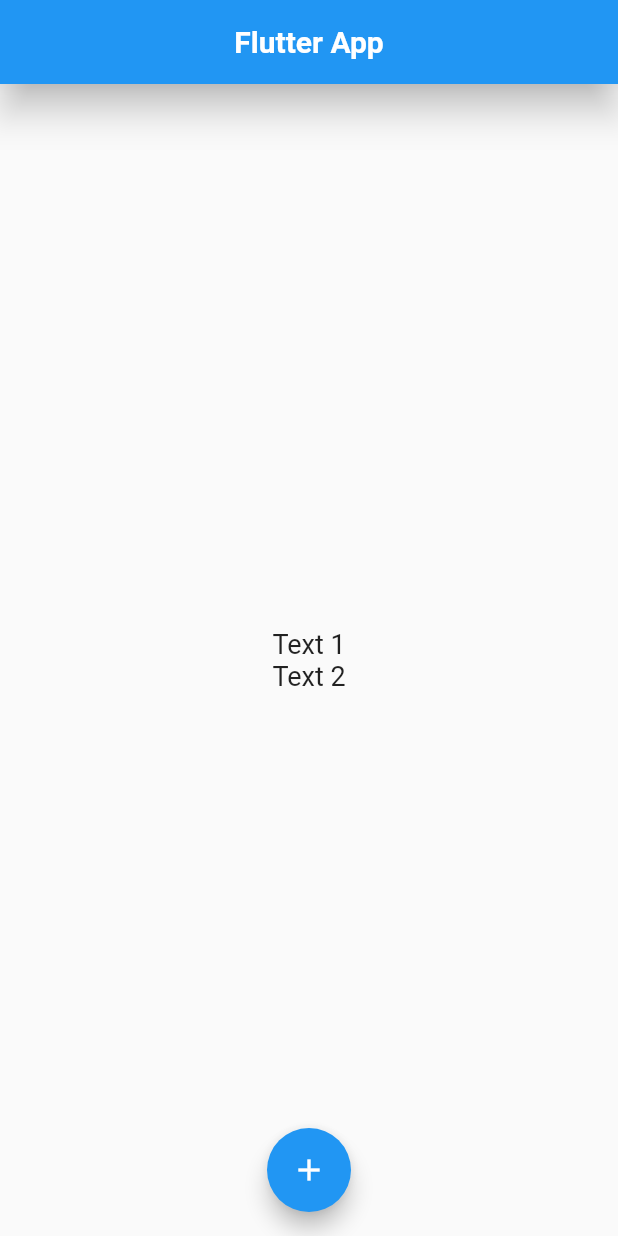
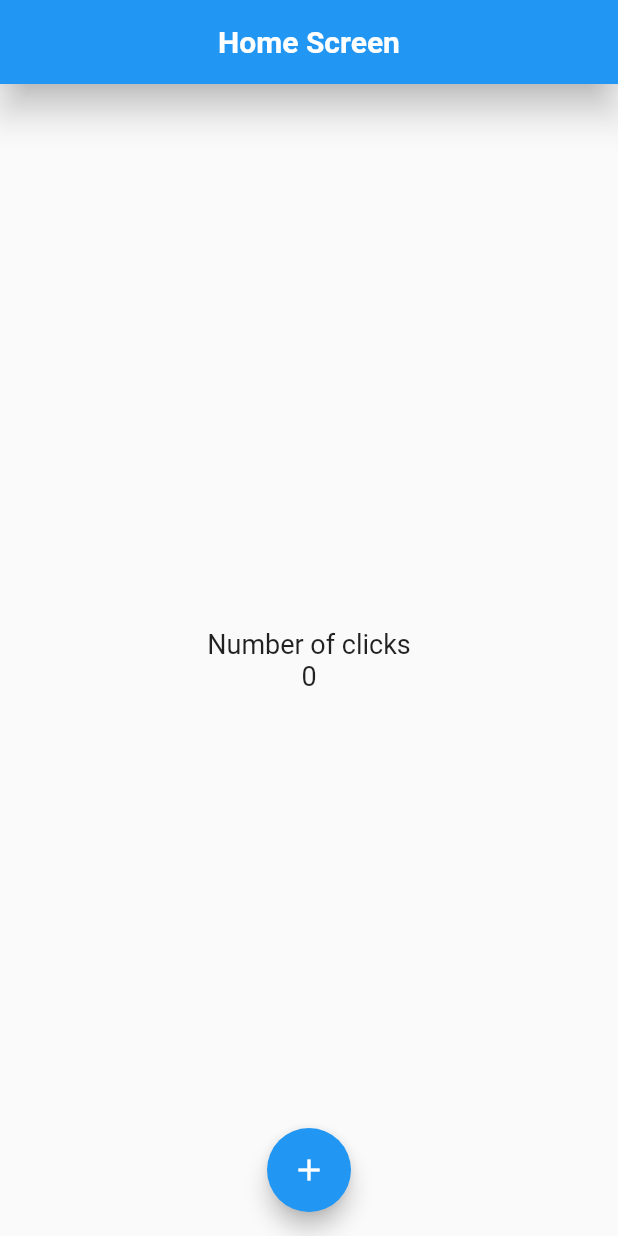
Before and after one commit to francopagnotta/Flutter_Counter, a Flutter app: the screen it shows after launch, after a tap on the "add" icon, on a phone screen of 412 x 824 dp. Run offline on Flutter 3.47's test engine with Material 2 defaults, Android fonts, the phone set to English and light mode, and no system bars.

Commit message:
add: add counter screen

```diff
--- a/lib/screens/home_screen.dart
+++ b/lib/screens/home_screen.dart
@@ -8,11 +8,12 @@ class HomeScreen extends StatelessWidget {
   @override
   Widget build(BuildContext context) {
     const TextStyle fontSize = TextStyle(fontSize: 18);
+    int counter = 0;
 
     return Scaffold(
       appBar: AppBar(
         title: const Text(
-          'Flutter App',
+          'Home Screen',
           textAlign: TextAlign.center,
           style: TextStyle(fontWeight: FontWeight.bold),
         ),
@@ -22,25 +23,28 @@ class HomeScreen extends StatelessWidget {
       body: Center(
         child: Column(
           mainAxisAlignment: MainAxisAlignment.center,
-          children: const <Widget>[
-            Text(
-              'Text 1',
+          children: <Widget>[
+            const Text(
+              'Number of clicks',
               style: fontSize,
             ),
             Text(
-              'Text 2',
+              counter.toString(),
               style: fontSize,
             ),
           ],
         ),
       ),
       floatingActionButton: FloatingActionButton(
-        child: const Icon(
-          Icons.add,
-        ),
-        // ignore: avoid_print
-        onPressed: () => print('action btn'),
-      ),
+          child: const Icon(
+            Icons.add,
+          ),
+          // ignore: avoid_print
+          onPressed: () {
+            counter++;
+            // ignore: avoid_print
+            print(counter);
+          }),
       floatingActionButtonLocation: FloatingActionButtonLocation.centerFloat,
     );
   }
```
